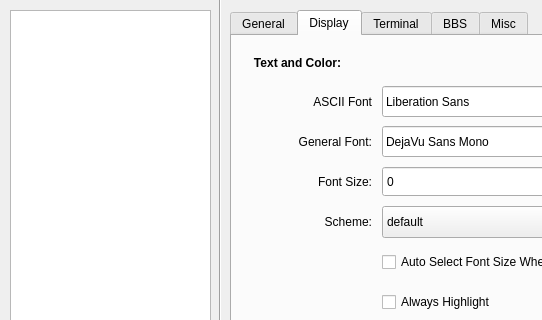
Above: src/ui/addrdialog.ui from adaptee/qterm-hack before the change; both pictures show x 0 to 542 and y 0 to 320 of the 800 by 600 pixel window. Below: the same form after it.
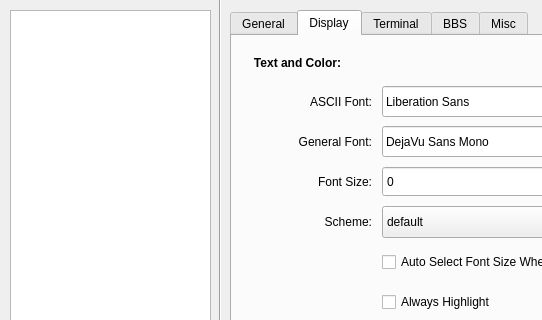
That is the form after the change. The open tabs and pages were chosen to show the change.

Commit message: Add the missing colon

The edit to the form file:
```diff
--- a/src/ui/addrdialog.ui
+++ b/src/ui/addrdialog.ui
@@ -738,7 +738,7 @@
       </rect>
      </property>
      <property name="text">
-      <string>ASCII Font</string>
+      <string>ASCII Font:</string>
      </property>
      <property name="alignment">
       <set>Qt::AlignRight|Qt::AlignTrailing|Qt::AlignVCenter</set>
```
